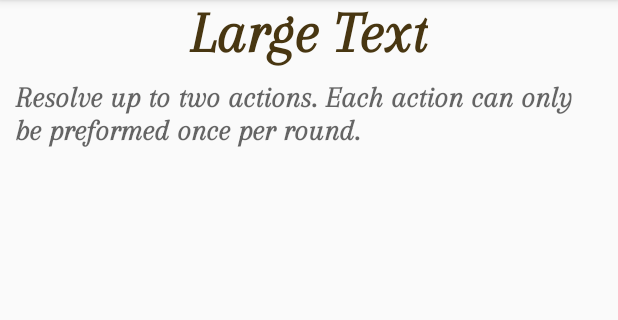
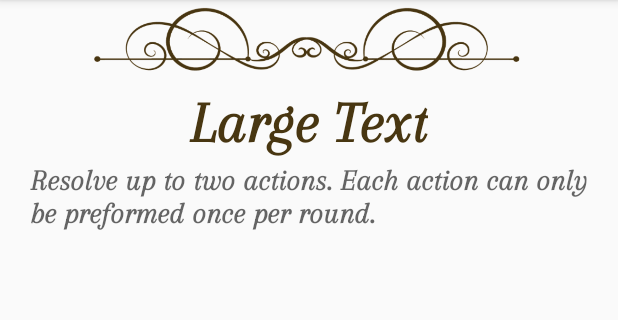
Before and after one commit to theWizardsBaker/EldrichHorrorQuickGuide, an Android app: the fragment ActionPhaseFragment shown on its own in the app's theme, on a phone screen of 412 x 824 dp, the part 84-404 px from its top. Run offline under Robolectric (Android 15) with nearby library versions, the phone set to English and light mode, and no system bars; 4 statements that could not run were skipped.

Commit message:
Created and centered the divider (what an annoyance)

```diff
--- a/app/src/main/res/layout/fragment_action_phase.xml
+++ b/app/src/main/res/layout/fragment_action_phase.xml
@@ -5,17 +5,39 @@
     tools:context="com.justin_letourneau.eldrichhorrorquickguide.ActionPhaseFragment">
 
 
+    <LinearLayout
+        android:orientation="horizontal"
+        android:layout_width="300dp"
+        android:layout_height="60dp"
+        android:layout_alignParentStart="false"
+        android:layout_centerHorizontal="true"
+        android:id="@+id/linearLayout">
+
+        <ImageView
+            android:layout_width="wrap_content"
+            android:layout_height="wrap_content"
+            android:id="@+id/imageView7"
+            android:layout_alignParentTop="true"
+            android:src="@drawable/divider"
+            android:scaleType="fitStart"
+            android:layout_alignParentStart="true"
+            android:layout_marginTop="0dp"
+            android:cropToPadding="true"
+            android:layout_weight="1"
+            android:layout_gravity="bottom|center_horizontal" />
+    </LinearLayout>
+
     <com.justin_letourneau.eldrichhorrorquickguide.EldrichDescriptionTextView
         android:layout_width="wrap_content"
         android:layout_height="wrap_content"
         android:textAppearance="?android:attr/textAppearanceLarge"
         android:text="Large Text"
         android:id="@+id/round_title_textView"
-        android:layout_alignParentTop="true"
-        android:layout_centerHorizontal="true"
         style="@style/EldrichHeadding"
         android:textSize="40sp"
-        android:textIsSelectable="true" />
+        android:textIsSelectable="true"
+        android:layout_below="@+id/linearLayout"
+        android:layout_centerHorizontal="true" />
 
     <com.justin_letourneau.eldrichhorrorquickguide.EldrichDescriptionTextView
         android:layout_width="wrap_content"
@@ -25,8 +47,12 @@
         android:id="@+id/round_summary_textView"
         android:layout_below="@+id/round_title_textView"
         android:layout_centerHorizontal="true"
-        android:padding="10dp"
-        android:textSize="20sp" />
+        android:textSize="20sp"
+        android:paddingLeft="20dp"
+        android:paddingRight="20dp"
+        android:paddingTop="5dp"
+        android:paddingBottom="20dp"
+        android:scrollingCache="false" />
 
     <ExpandableListView
         android:layout_width="wrap_content"
@@ -36,4 +62,5 @@
         style="@android:style/Widget.Holo.ListView.DropDown"
         android:layout_below="@+id/round_summary_textView"
         android:layout_alignParentStart="true" />
+
 </RelativeLayout>
```
Also changed, not shown: app/src/main/res/drawable/divider.png.
